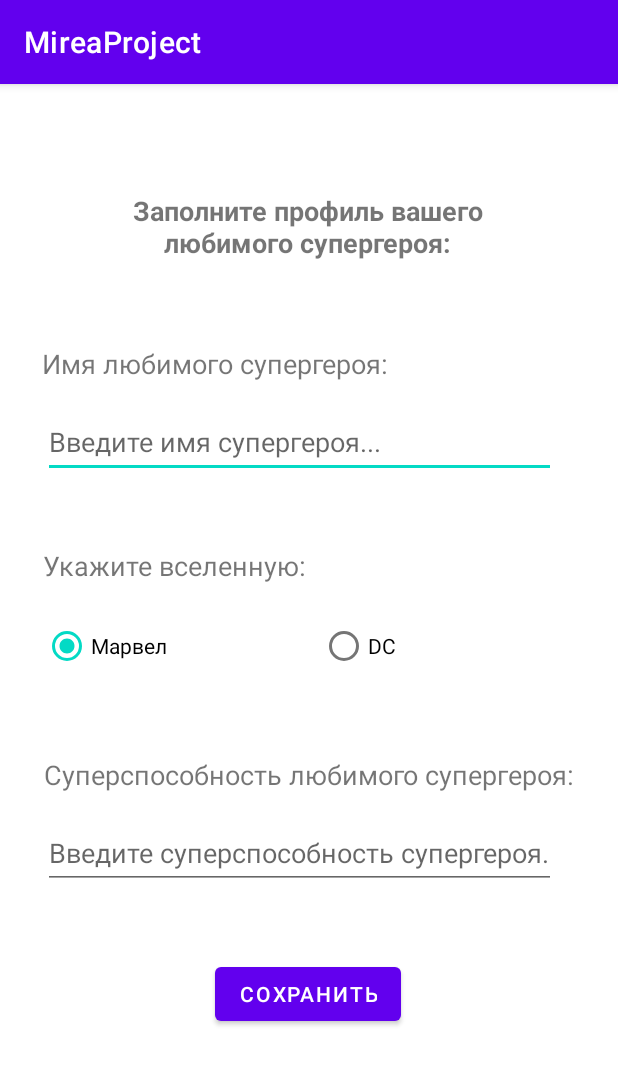
After one commit to souriss/MireaProject, an Android app: the fragment ProfileFragment shown on its own in the app's theme, on a phone screen of 412 x 824 dp. The commit adds this screen. Shown: the top 1065 px of the screen. Run offline under Robolectric (Android 15) with nearby library versions, the phone set to English and light mode, and no system bars.

Commit message:
Lesson 6

```diff
--- a/app/src/main/java/ru/mirea/lednevadd/mireaproject/MainActivity.java
+++ b/app/src/main/java/ru/mirea/lednevadd/mireaproject/MainActivity.java
@@ -41,7 +41,7 @@ public class MainActivity extends AppCompatActivity {
         // Passing each menu ID as a set of Ids because each
         // menu should be considered as top level destinations.
         mAppBarConfiguration = new AppBarConfiguration.Builder(
-                R.id.nav_home, R.id.nav_gallery, R.id.nav_slideshow, R.id.nav_dataFragment, R.id.nav_webViewFragment, R.id.backgroundTaskFragment, R.id.compassFragment, R.id.photoCollageFragment, R.id.audioRecordFragment)
+                R.id.nav_home, R.id.nav_gallery, R.id.nav_slideshow, R.id.nav_dataFragment, R.id.nav_webViewFragment, R.id.backgroundTaskFragment, R.id.compassFragment, R.id.photoCollageFragment, R.id.audioRecordFragment, R.id.profileFragment, R.id.workWithFilesFragment)
                 .setOpenableLayout(drawer)
                 .build();
         NavController navController = Navigation.findNavController(this, R.id.nav_host_fragment_content_main);
--- /dev/null
+++ b/app/src/main/java/ru/mirea/lednevadd/mireaproject/ProfileFragment.java
@@ -0,0 +1,76 @@
+package ru.mirea.lednevadd.mireaproject;
+
+import android.content.Context;
+import android.content.SharedPreferences;
+import android.os.Bundle;
+import android.view.LayoutInflater;
+import android.view.View;
+import android.view.ViewGroup;
+import android.widget.Button;
+import android.widget.EditText;
+import android.widget.RadioButton;
+import android.widget.RadioGroup;
+
+import androidx.annotation.NonNull;
+import androidx.annotation.Nullable;
+import androidx.fragment.app.Fragment;
+
+public class ProfileFragment extends Fragment {
+
+    private EditText editTextSuperheroName;
+    private EditText editTextSuperheroPower;
+    private RadioGroup radioGroupUniverse;
+    private SharedPreferences sharedPreferences;
+
+    @Nullable
+    @Override
+    public View onCreateView(@NonNull LayoutInflater inflater, @Nullable ViewGroup container, @Nullable Bundle savedInstanceState) {
+        View view = inflater.inflate(R.layout.fragment_profile, container, false);
+
+        // Инициализация элементов управления
+        editTextSuperheroName = view.findViewById(R.id.editTextSuperheroName);
+        editTextSuperheroPower = view.findViewById(R.id.editTextSuperheroPower);
+        radioGroupUniverse = view.findViewById(R.id.radioGroupUniverse);
+        Button buttonSaveProfile = view.findViewById(R.id.buttonSaveProfile);
+
+        // Инициализация SharedPreferences
+        sharedPreferences = requireActivity().getSharedPreferences("profile_data", Context.MODE_PRIVATE);
+
+        // Загрузка сохраненных данных, если они есть
+        loadProfileData();
+
+        // Обработчик нажатия на кнопку "Сохранить"
+        buttonSaveProfile.setOnClickListener(new View.OnClickListener() {
+            @Override
+            public void onClick(View v) {
+                saveProfileData();
+            }
+        });
+
+        return view;
+    }
+
+    // Метод для загрузки сохраненных данных из SharedPreferences
+    private void loadProfileData() {
+        String superheroName = sharedPreferences.getString("superhero_name", "");
+        String superheroPower = sharedPreferences.getString("superhero_power", "");
+        int universeSelection = sharedPreferences.getInt("universe_selection", R.id.radioButtonMarvel);
+
+        editTextSuperheroName.setText(superheroName);
+        editTextSuperheroPower.setText(superheroPower);
+        radioGroupUniverse.check(universeSelection);
+    }
+
+    // Метод для сохранения данных в SharedPreferences
+    private void saveProfileData() {
+        String superheroName = editTextSuperheroName.getText().toString();
+        String superheroPower = editTextSuperheroPower.getText().toString();
+        int universeSelection = radioGroupUniverse.getCheckedRadioButtonId();
+
+        SharedPreferences.Editor editor = sharedPreferences.edit();
+        editor.putString("superhero_name", superheroName);
+        editor.putString("superhero_power", superheroPower);
+        editor.putInt("universe_selection", universeSelection);
+        editor.apply();
+    }
+}
--- /dev/null
+++ b/app/src/main/res/layout/fragment_profile.xml
@@ -0,0 +1,137 @@
+<?xml version="1.0" encoding="utf-8"?>
+<FrameLayout xmlns:android="http://schemas.android.com/apk/res/android"
+    xmlns:app="http://schemas.android.com/apk/res-auto"
+    xmlns:tools="http://schemas.android.com/tools"
+    android:layout_width="match_parent"
+    android:layout_height="match_parent"
+    tools:context=".ProfileFragment">
+
+    <androidx.constraintlayout.widget.ConstraintLayout
+        android:layout_width="match_parent"
+        android:layout_height="match_parent">
+
+        <TextView
+            android:id="@+id/textView2"
+            android:layout_width="298dp"
+            android:layout_height="56dp"
+            android:layout_marginStart="56dp"
+            android:layout_marginTop="72dp"
+            android:layout_marginEnd="57dp"
+            android:text="Заполните профиль вашего любимого супергероя:"
+            android:textAlignment="center"
+            android:textSize="18sp"
+            android:textStyle="bold"
+            app:layout_constraintEnd_toEndOf="parent"
+            app:layout_constraintHorizontal_bias="0.0"
+            app:layout_constraintStart_toStartOf="parent"
+            app:layout_constraintTop_toTopOf="parent" />
+
+        <TextView
+            android:id="@+id/textViewUniverse"
+            android:layout_width="178dp"
+            android:layout_height="26dp"
+            android:layout_marginStart="28dp"
+            android:layout_marginTop="46dp"
+            android:layout_marginEnd="97dp"
+            android:text="Укажите вселенную:"
+            android:textSize="18sp"
+            app:layout_constraintEnd_toEndOf="parent"
+            app:layout_constraintHorizontal_bias="0.009"
+            app:layout_constraintStart_toStartOf="parent"
+            app:layout_constraintTop_toBottomOf="@+id/editTextSuperheroName" />
+
+        <RadioGroup
+            android:id="@+id/radioGroupUniverse"
+            android:layout_width="343dp"
+            android:layout_height="51dp"
+            android:layout_marginStart="28dp"
+            android:layout_marginTop="16dp"
+            android:layout_marginEnd="40dp"
+            android:orientation="horizontal"
+            app:layout_constraintEnd_toEndOf="parent"
+            app:layout_constraintStart_toStartOf="parent"
+            app:layout_constraintTop_toBottomOf="@+id/textViewUniverse">
+
+            <RadioButton
+                android:id="@+id/radioButtonMarvel"
+                android:layout_width="100dp"
+                android:layout_height="wrap_content"
+                android:layout_weight="1"
+                android:text="Марвел" />
+
+            <RadioButton
+                android:id="@+id/radioButtonDC"
+                android:layout_width="73dp"
+                android:layout_height="wrap_content"
+                android:layout_weight="1"
+                android:text="DC" />
+        </RadioGroup>
+
+        <TextView
+            android:id="@+id/textViewSuperheroName"
+            android:layout_width="wrap_content"
+            android:layout_height="wrap_content"
+            android:layout_marginStart="28dp"
+            android:layout_marginTop="46dp"
+            android:layout_marginEnd="153dp"
+            android:text="Имя любимого супергероя:"
+            android:textSize="18sp"
+            app:layout_constraintEnd_toEndOf="parent"
+            app:layout_constraintStart_toStartOf="parent"
+            app:layout_constraintTop_toBottomOf="@+id/textView2" />
+
+        <EditText
+            android:id="@+id/editTextSuperheroName"
+            android:layout_width="342dp"
+            android:layout_height="48dp"
+            android:layout_marginStart="28dp"
+            android:layout_marginTop="16dp"
+            android:layout_marginEnd="41dp"
+            android:hint="Введите имя супергероя..."
+            android:inputType="text"
+            app:layout_constraintEnd_toEndOf="parent"
+            app:layout_constraintStart_toStartOf="parent"
+            app:layout_constraintTop_toBottomOf="@+id/textViewSuperheroName" />
+
+        <TextView
+            android:id="@+id/textViewSuperheroPower"
+            android:layout_width="wrap_content"
+            android:layout_height="wrap_content"
+            android:layout_marginStart="29dp"
+            android:layout_marginTop="46dp"
+            android:layout_marginEnd="29dp"
+            android:text="Суперспособность любимого супергероя:"
+            android:textSize="18sp"
+            app:layout_constraintEnd_toEndOf="parent"
+            app:layout_constraintStart_toStartOf="parent"
+            app:layout_constraintTop_toBottomOf="@+id/radioGroupUniverse" />
+
+        <EditText
+            android:id="@+id/editTextSuperheroPower"
+            android:layout_width="342dp"
+            android:layout_height="48dp"
+            android:layout_marginStart="28dp"
+            android:layout_marginTop="16dp"
+            android:layout_marginEnd="41dp"
+            android:hint="Введите суперспособность супергероя..."
+            android:inputType="text"
+            app:layout_constraintEnd_toEndOf="parent"
+            app:layout_constraintStart_toStartOf="parent"
+            app:layout_constraintTop_toBottomOf="@+id/textViewSuperheroPower" />
+
+        <Button
+            android:id="@+id/buttonSaveProfile"
+            android:layout_width="wrap_content"
+            android:layout_height="wrap_content"
+            android:layout_gravity="center"
+            android:layout_marginStart="142dp"
+            android:layout_marginTop="46dp"
+            android:layout_marginEnd="143dp"
+            android:text="Сохранить"
+            app:layout_constraintEnd_toEndOf="parent"
+            app:layout_constraintStart_toStartOf="parent"
+            app:layout_constraintTop_toBottomOf="@+id/editTextSuperheroPower" />
+    </androidx.constraintlayout.widget.ConstraintLayout>
+
+
+</FrameLayout>
```
Also changed, not shown: app/src/main/java/ru/mirea/lednevadd/mireaproject/WorkWithFilesFragment.java (added, +129 -0 lines), app/src/main/res/layout/fragment_work_with_files.xml (added, +61 -0 lines), app/src/main/res/menu/activity_main_drawer.xml (+9 -0 lines), app/src/main/res/navigation/mobile_navigation.xml (+10 -0 lines).
